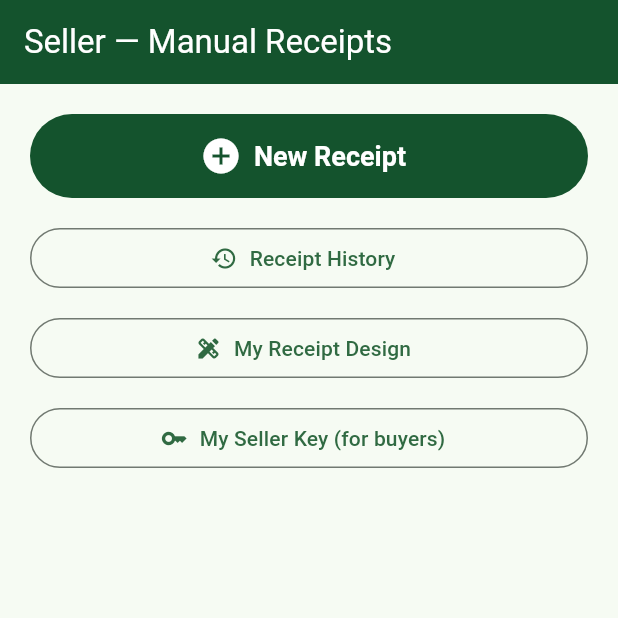
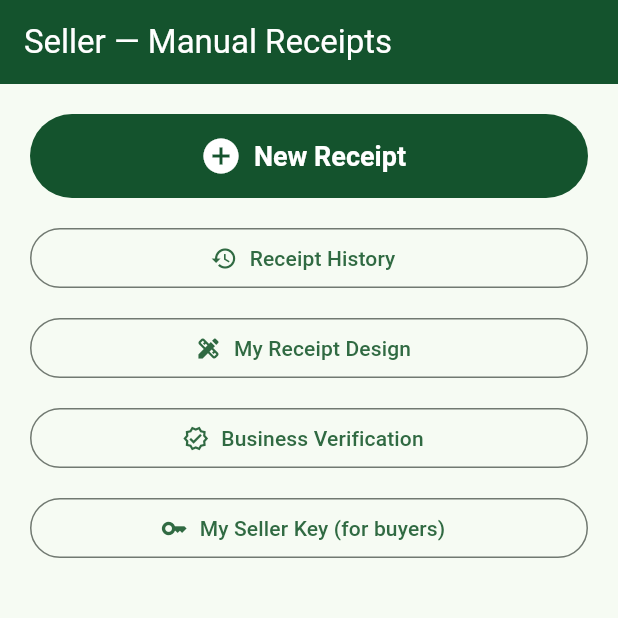
Before and after one commit to BuiltByDennis/CA, a Flutter app: the ManualDashboard screen opened by its route, on a phone screen of 412 x 824 dp, the top half of it. Run offline on Flutter 3.47's test engine with Material 3 defaults, Android fonts, the phone set to English and light mode, and no system bars; our stand-ins replace drift, flutter_riverpod, flutter_secure_storage, go_router, image_picker, qr_flutter and 1 more; missing offline and left inert: cryptography, google_mlkit_text_recognition, mobile_scanner; accounts and stored records are empty; generated files the repository leaves out were written again.

Commit message:
Phase 3: lib/features/seller_manual/manual_dashboard.dart

```diff
--- a/lib/features/seller_manual/manual_dashboard.dart
+++ b/lib/features/seller_manual/manual_dashboard.dart
@@ -23,6 +23,12 @@ class ManualDashboard extends StatelessWidget {
             icon: const Icon(Icons.design_services),
             label: const Text('My Receipt Design'),
             onPressed: () => context.go('/seller-manual/design'),
+          ),
+          const SizedBox(height: 12),
+          OutlinedButton.icon(
+            icon: const Icon(Icons.verified_outlined),
+            label: const Text('Business Verification'),
+            onPressed: () => context.go('/seller-manual/verify'),
           ),
           const SizedBox(height: 12),
           OutlinedButton.icon(
```
